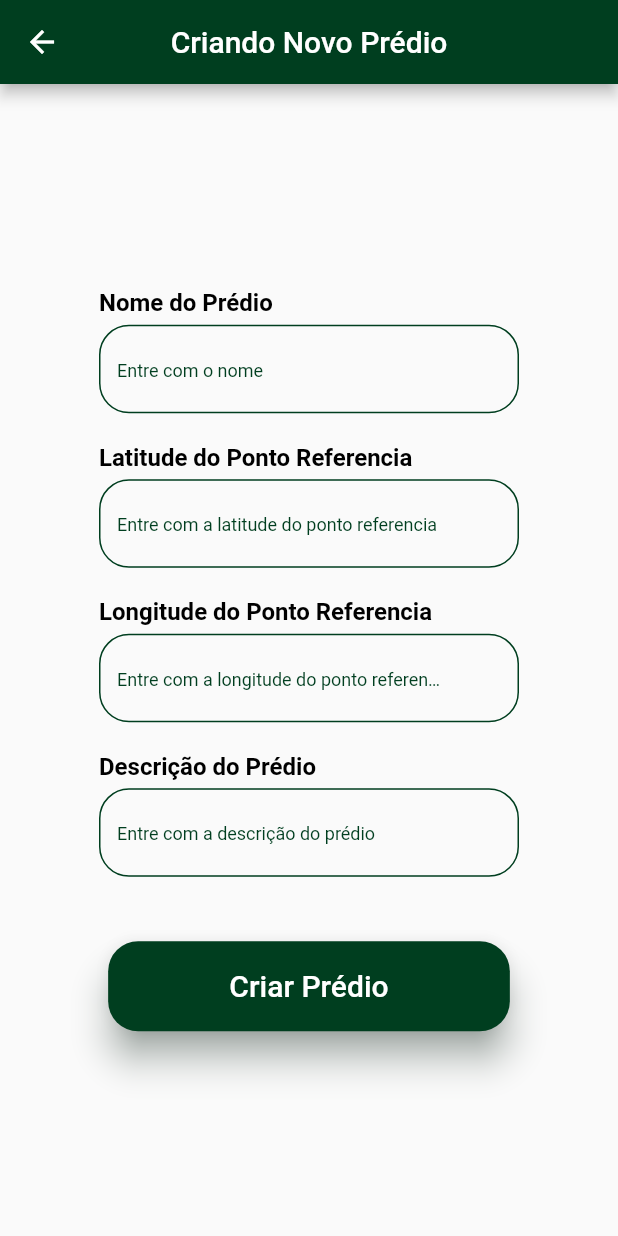
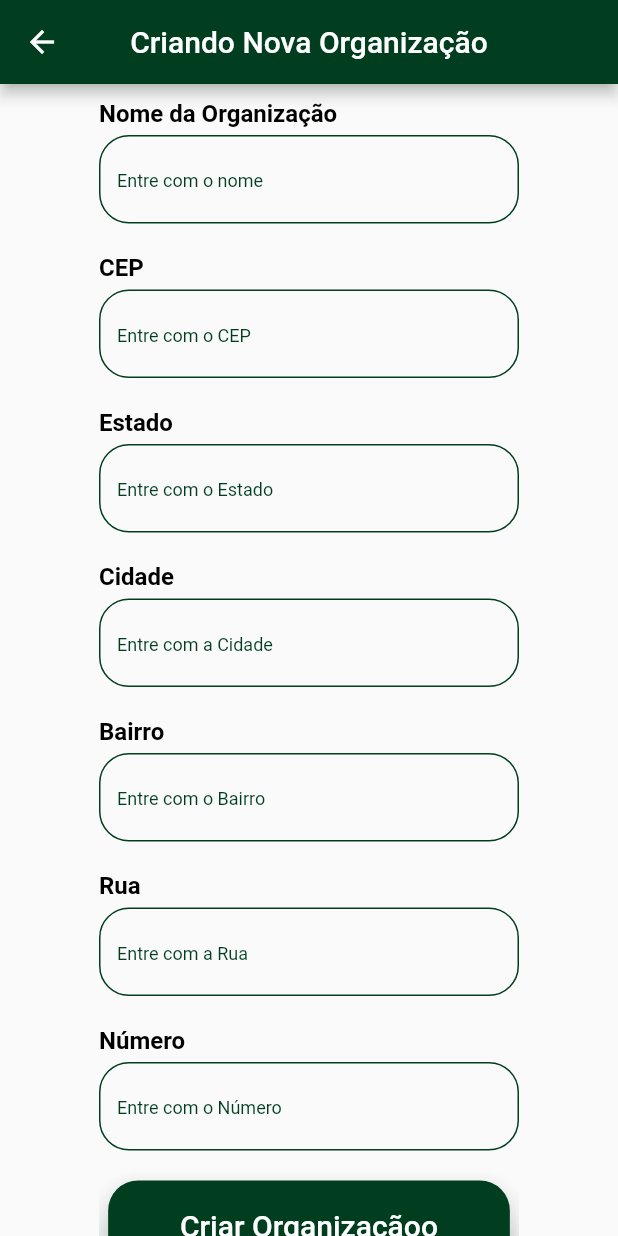
Before and after one commit to marcos-bah/modulo1_deficientes_visuais_proex, a Flutter app: the screen it shows after launch, on a phone screen of 412 x 824 dp. Run offline on Flutter 3.47's test engine with Material 2 defaults, Android fonts, the light colour scheme and no system bars; our stand-ins replace dio, rx_notifier; accounts and stored records are empty; Roboto replaces fonts that are missing (Manrope).

Commit message:
[ADD] Adicionando view da org e arrumando mediaquery

```diff
--- a/lib/src/app/app.widget.dart
+++ b/lib/src/app/app.widget.dart
@@ -5,6 +5,7 @@ import 'package:modulo1_deficientes_visuais_proex/src/features/about/about.view.
 import 'package:modulo1_deficientes_visuais_proex/src/features/create-account/create_account.view.dart';
 import 'package:modulo1_deficientes_visuais_proex/src/features/edit-account/edit_account.view.dart';
 import 'package:modulo1_deficientes_visuais_proex/src/features/login/login.view.dart';
+import 'package:modulo1_deficientes_visuais_proex/src/features/organization/organization.view.dart';
 import 'package:modulo1_deficientes_visuais_proex/src/features/recovery-password/recovery_password.view.dart';
 
 class AppWidget extends StatelessWidget {
@@ -18,7 +19,7 @@ class AppWidget extends StatelessWidget {
       theme: ThemeData(
         primarySwatch: Colors.green,
       ),
-      initialRoute: "/builder",
+      initialRoute: "/organization",
       routes: {
         "/": (context) => CreateAccountView(),
         "/login": (context) => LoginView(),
@@ -28,6 +29,7 @@ class AppWidget extends StatelessWidget {
         "/edit-account": (context) => EditAccountView(),
         "/about": (context) => AboutView(),
         "/builder": (context) => BuilderView(),
+        "/organization": (context) => OrganizationView(),
       },
     );
   }
--- a/lib/src/features/organization/organization.controller.dart
+++ b/lib/src/features/organization/organization.controller.dart
@@ -1,7 +1,7 @@
 import 'package:flutter/material.dart';
 import 'package:rx_notifier/rx_notifier.dart';
 
-class BuilderController {
+class OrganizationController {
   var id = RxNotifier<String>("");
   var name = RxNotifier<String>("");
   var description = RxNotifier<String>("");
--- a/lib/src/features/organization/organization.view.dart
+++ b/lib/src/features/organization/organization.view.dart
@@ -0,0 +1,119 @@
+import 'package:flutter/material.dart';
+import 'package:modulo1_deficientes_visuais_proex/src/app/app.color.dart';
+import 'package:modulo1_deficientes_visuais_proex/src/features/organization/organization.controller.dart';
+import 'package:modulo1_deficientes_visuais_proex/src/features/shared/button_submit.widget.dart';
+import 'package:modulo1_deficientes_visuais_proex/src/features/shared/form_field.widget.dart';
+import 'package:rx_notifier/rx_notifier.dart';
+
+class OrganizationView extends StatefulWidget {
+  const OrganizationView({Key? key}) : super(key: key);
+
+  @override
+  _OrganizationViewState createState() => _OrganizationViewState();
+}
+
+class _OrganizationViewState extends State<OrganizationView> {
+  OrganizationController controller = OrganizationController();
+
+  final _formKey = GlobalKey<FormState>();
+  @override
+  Widget build(BuildContext context) {
+    Size size = MediaQuery.of(context).size;
+    return Scaffold(
+      appBar: AppBar(
+        title: Text("Criando Nova Organização"),
+        centerTitle: true,
+        backgroundColor: AppColors.primary,
+      ),
+      body: Center(
+        child: Container(
+          width: size.width < 320 ? size.width * 0.8 : 280,
+          child: Form(
+            key: _formKey,
+            child: SingleChildScrollView(
+              child: Column(
+                children: [
+                  FormFieldWidget(
+                    title: "Nome da Organização",
+                    description: "Entre com o nome",
+                    validator: controller.validator,
+                    controller: controller.nameEditingController,
+                    onChanged: controller.setName,
+                    icon: SizedBox(),
+                    keyboardType: TextInputType.name,
+                  ),
+                  FormFieldWidget(
+                    title: "CEP",
+                    description: "Entre com o CEP",
+                    validator: controller.validator,
+                    controller: controller.cepEditingController,
+                    onChanged: controller.setCep,
+                    icon: SizedBox(),
+                    keyboardType: TextInputType.number,
+                  ),
+                  FormFieldWidget(
+                    title: "Estado",
+                    description: "Entre com o Estado",
+                    validator: controller.validator,
+                    controller: controller.stateEditingController,
+                    onChanged: controller.setState,
+                    icon: SizedBox(),
+                    keyboardType: TextInputType.text,
+                  ),
+                  FormFieldWidget(
+                    title: "Cidade",
+                    description: "Entre com a Cidade",
+                    validator: controller.validator,
+                    controller: controller.cityEditingController,
+                    onChanged: controller.setCity,
+                    icon: SizedBox(),
+                    keyboardType: TextInputType.text,
+                  ),
+                  FormFieldWidget(
+                    title: "Bairro",
+                    description: "Entre com o Bairro",
+                    validator: controller.validator,
+                    controller: controller.neighborhoodEditingController,
+                    onChanged: controller.setNeighborhood,
+                    icon: SizedBox(),
+                    keyboardType: TextInputType.text,
+                  ),
+                  FormFieldWidget(
+                    title: "Rua",
+                    description: "Entre com a Rua",
+                    validator: controller.validator,
+                    controller: controller.streetEditingController,
+                    onChanged: controller.setStreet,
+                    icon: SizedBox(),
+                    keyboardType: TextInputType.text,
+                  ),
+                  FormFieldWidget(
+                    title: "Número",
+                    description: "Entre com o Número",
+                    validator: controller.validator,
+                    controller: controller.numberEditingController,
+                    onChanged: controller.setNumber,
+                    icon: SizedBox(),
+                    keyboardType: TextInputType.number,
+                  ),
+                  RxBuilder(
+                    builder: (context) {
+                      return controller.getIsLoading
+                          ? CircularProgressIndicator()
+                          : ButtonSubmitWidget(
+                              textButton: "Criar Organizaçãoo",
+                              onPressed: () {
+                                if (_formKey.currentState!.validate()) {}
+                              },
+                            );
+                    },
+                  ),
+                ],
+              ),
+            ),
+          ),
+        ),
+      ),
+    );
+  }
+}
```
